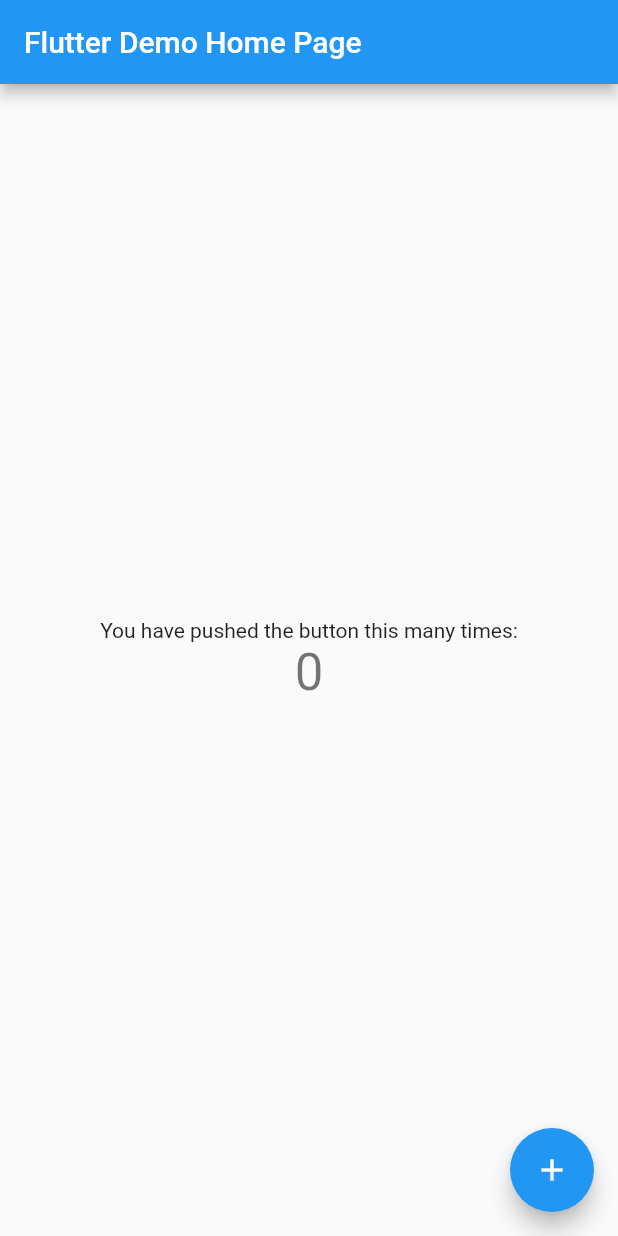
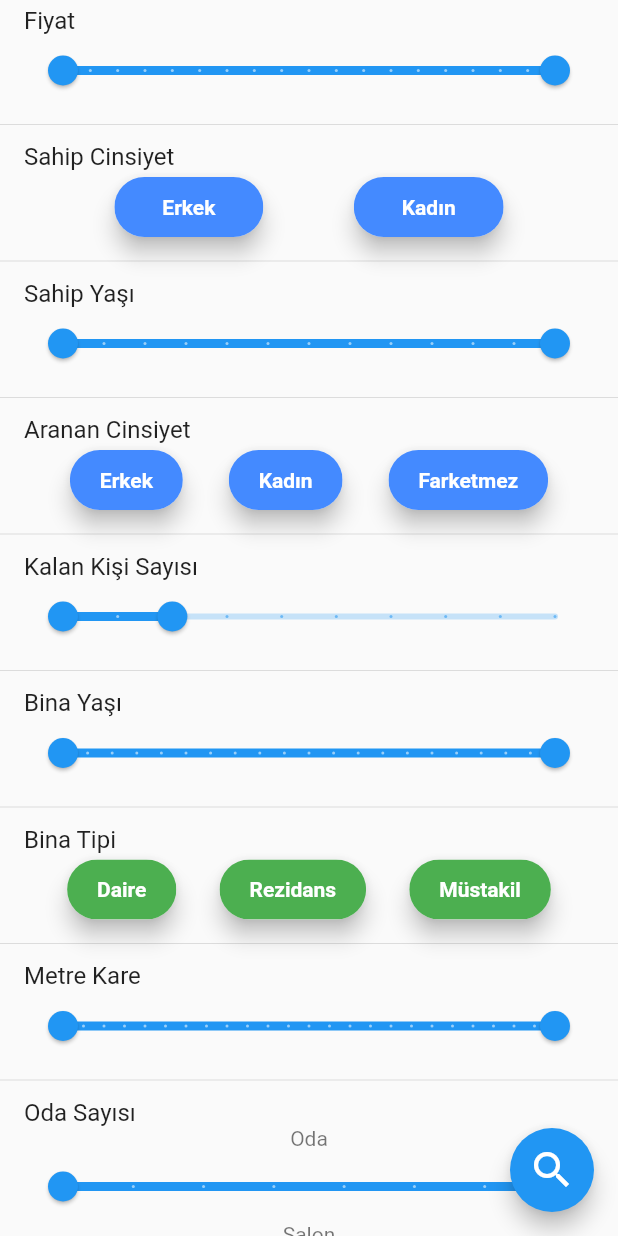
Before and after one commit to erdemsiyam/ev-arkadasi, a Flutter app: the screen it shows after launch, on a phone screen of 412 x 824 dp. Run offline on Flutter 3.47's test engine with Material 2 defaults, Android fonts, the phone set to English and light mode, and no system bars.

Commit message:
filter tasarım

```diff
--- /dev/null
+++ b/lib/filter/filter_page.dart
@@ -0,0 +1,436 @@
+import 'package:flutter/material.dart';
+
+class FilterPage extends StatefulWidget {
+  const FilterPage({Key? key}) : super(key: key);
+
+  @override
+  State<FilterPage> createState() => _FilterPageState();
+}
+
+class _FilterPageState extends State<FilterPage> {
+  RangeValues priceRangeValues = RangeValues(1000, 10000);
+  RangeValues ownerAgeValues = RangeValues(20, 80);
+  int ownerGender = 0; // 1: Male, 2: Famale
+  int lookingGender = 0; // 1: Male, 2: Famale, 3: Everyone
+  RangeValues personCountValues = RangeValues(1, 3);
+  RangeValues buildingAgeValues = RangeValues(0, 100);
+  bool buildingTypeFlat = true;
+  bool buildingTypeRezi = true;
+  bool buildingTypeHome = true;
+  RangeValues meterSquareValues = RangeValues(60, 300);
+  RangeValues roomCountValues = RangeValues(0, 6);
+  RangeValues hallCountValues = RangeValues(0, 3);
+  RangeValues bathroomCountValues = RangeValues(0, 3);
+
+  @override
+  Widget build(BuildContext context) {
+    return Scaffold(
+      body: SafeArea(
+        child: Column(
+          mainAxisAlignment: MainAxisAlignment.center,
+          mainAxisSize: MainAxisSize.max,
+          crossAxisAlignment: CrossAxisAlignment.center,
+          children: [
+            Expanded(
+              child: ListView(
+                children: [
+                  _price(),
+                  const Divider(),
+                  _ownerGender(),
+                  const Divider(),
+                  _ownerAge(),
+                  const Divider(),
+                  _lookingGender(),
+                  const Divider(),
+                  _personCount(),
+                  const Divider(),
+                  _buildingAge(),
+                  const Divider(),
+                  _buildingType(),
+                  const Divider(),
+                  _meterSquare(),
+                  const Divider(),
+                  _roomsCount(),
+                  const Divider(),
+                  const SizedBox(height: 100),
+                ],
+              ),
+            ),
+          ],
+        ),
+      ),
+      floatingActionButton: FloatingActionButton(
+        onPressed: () {},
+        tooltip: 'Increment',
+        child: const Icon(
+          Icons.search,
+          size: 32,
+        ),
+      ),
+    );
+  }
+
+  Widget _price() {
+    return ListTile(
+      title: const Text("Fiyat"),
+      subtitle: RangeSlider(
+        values: priceRangeValues,
+        min: 1000,
+        max: 10000,
+        divisions: 18,
+        labels: RangeLabels(
+          priceRangeValues.start.round().toString(),
+          priceRangeValues.end.round().toString(),
+        ),
+        onChanged: (values) {
+          setState(() {
+            priceRangeValues = values;
+          });
+        },
+      ),
+    );
+  }
+
+  Widget _ownerAge() {
+    return ListTile(
+      title: const Text("Sahip Yaşı"),
+      subtitle: RangeSlider(
+        values: ownerAgeValues,
+        min: 20,
+        max: 80,
+        divisions: 12,
+        labels: RangeLabels(
+          ownerAgeValues.start.round().toString(),
+          ownerAgeValues.end.round().toString(),
+        ),
+        onChanged: (values) {
+          setState(() {
+            ownerAgeValues = values;
+          });
+        },
+      ),
+    );
+  }
+
+  Widget _ownerGender() {
+    return ListTile(
+      title: const Text("Sahip Cinsiyet"),
+      subtitle: Row(
+        mainAxisAlignment: MainAxisAlignment.spaceEvenly,
+        children: [
+          InkWell(
+            child: Chip(
+              label: const Text(
+                "Erkek",
+                style: TextStyle(
+                  color: Colors.white,
+                  fontWeight: FontWeight.bold,
+                ),
+              ),
+              backgroundColor:
+                  (ownerGender == 1) ? Colors.green : Colors.blueAccent,
+              elevation: 6.0,
+              shadowColor: Colors.grey[60],
+              padding: const EdgeInsets.symmetric(vertical: 12, horizontal: 24),
+            ),
+            onTap: () {
+              setState(() {
+                ownerGender = 1;
+              });
+            },
+          ),
+          InkWell(
+            child: Chip(
+              label: const Text(
+                "Kadın",
+                style: TextStyle(
+                  color: Colors.white,
+                  fontWeight: FontWeight.bold,
+                ),
+              ),
+              backgroundColor:
+                  (ownerGender == 2) ? Colors.green : Colors.blueAccent,
+              elevation: 6.0,
+              shadowColor: Colors.grey[60],
+              padding: const EdgeInsets.symmetric(vertical: 12, horizontal: 24),
+            ),
+            onTap: () {
+              setState(() {
+                ownerGender = 2;
+              });
+            },
+          ),
+        ],
+      ),
+    );
+  }
+
+  Widget _lookingGender() {
+    return ListTile(
+      title: const Text("Aranan Cinsiyet"),
+      subtitle: Row(
+        mainAxisAlignment: MainAxisAlignment.spaceEvenly,
+        children: [
+          InkWell(
+            child: Chip(
+              label: const Text(
+                "Erkek",
+                style: TextStyle(
+                  color: Colors.white,
+                  fontWeight: FontWeight.bold,
+                ),
+              ),
+              backgroundColor:
+                  (lookingGender == 1) ? Colors.green : Colors.blueAccent,
+              elevation: 6.0,
+              shadowColor: Colors.grey[60],
+              padding: const EdgeInsets.symmetric(vertical: 12, horizontal: 12),
+            ),
+            onTap: () {
+              setState(() {
+                lookingGender = 1;
+              });
+            },
+          ),
+          InkWell(
+            child: Chip(
+              label: const Text(
+                "Kadın",
+                style: TextStyle(
+                  color: Colors.white,
+                  fontWeight: FontWeight.bold,
+                ),
+              ),
+              backgroundColor:
+                  (lookingGender == 2) ? Colors.green : Colors.blueAccent,
+              elevation: 6.0,
+              shadowColor: Colors.grey[60],
+              padding: const EdgeInsets.symmetric(vertical: 12, horizontal: 12),
+            ),
+            onTap: () {
+              setState(() {
+                lookingGender = 2;
+              });
+            },
+          ),
+          InkWell(
+            child: Chip(
+              label: const Text(
+                "Farketmez",
+                style: TextStyle(
+                  color: Colors.white,
+                  fontWeight: FontWeight.bold,
+                ),
+              ),
+              backgroundColor:
+                  (lookingGender == 3) ? Colors.green : Colors.blueAccent,
+              elevation: 6.0,
+              shadowColor: Colors.grey[60],
+              padding: const EdgeInsets.symmetric(vertical: 12, horizontal: 12),
+            ),
+            onTap: () {
+              setState(() {
+                lookingGender = 3;
+              });
+            },
+          ),
+        ],
+      ),
+    );
+  }
+
+  Widget _personCount() {
+    return ListTile(
+      title: const Text("Kalan Kişi Sayısı"),
+      subtitle: RangeSlider(
+        values: personCountValues,
+        min: 1,
+        max: 10,
+        divisions: 9,
+        labels: RangeLabels(
+          personCountValues.start.round().toString(),
+          personCountValues.end.round().toString(),
+        ),
+        onChanged: (values) {
+          setState(() {
+            personCountValues = values;
+          });
+        },
+      ),
+    );
+  }
+
+  Widget _buildingAge() {
+    return ListTile(
+      title: const Text("Bina Yaşı"),
+      subtitle: RangeSlider(
+        values: buildingAgeValues,
+        min: 0,
+        max: 100,
+        divisions: 20,
+        labels: RangeLabels(
+          buildingAgeValues.start.round().toString(),
+          buildingAgeValues.end.round().toString(),
+        ),
+        onChanged: (values) {
+          setState(() {
+            buildingAgeValues = values;
+          });
+        },
+      ),
+    );
+  }
+
+  Widget _buildingType() {
+    return ListTile(
+      title: const Text("Bina Tipi"),
+      subtitle: Row(
+        mainAxisAlignment: MainAxisAlignment.spaceEvenly,
+        children: [
+          InkWell(
+            child: Chip(
+              label: const Text(
+                "Daire",
+                style: TextStyle(
+                  color: Colors.white,
+                  fontWeight: FontWeight.bold,
+                ),
+              ),
+              backgroundColor:
+                  (buildingTypeFlat) ? Colors.green : Colors.blueAccent,
+              elevation: 6.0,
+              shadowColor: Colors.grey[60],
+              padding: const EdgeInsets.symmetric(vertical: 12, horizontal: 12),
+            ),
+            onTap: () {
+              setState(() {
+                buildingTypeFlat = !buildingTypeFlat;
+              });
+            },
+          ),
+          InkWell(
+            child: Chip(
+              label: const Text(
+                "Rezidans",
+                style: TextStyle(
+                  color: Colors.white,
+                  fontWeight: FontWeight.bold,
+                ),
+              ),
+              backgroundColor:
+                  (buildingTypeRezi) ? Colors.green : Colors.blueAccent,
+              elevation: 6.0,
+              shadowColor: Colors.grey[60],
+              padding: const EdgeInsets.symmetric(vertical: 12, horizontal: 12),
+            ),
+            onTap: () {
+              setState(() {
+                buildingTypeRezi = !buildingTypeRezi;
+              });
+            },
+          ),
+          InkWell(
+            child: Chip(
+              label: const Text(
+                "Müstakil",
+                style: TextStyle(
+                  color: Colors.white,
+                  fontWeight: FontWeight.bold,
+                ),
+              ),
+              backgroundColor:
+                  (buildingTypeHome) ? Colors.green : Colors.blueAccent,
+              elevation: 6.0,
+              shadowColor: Colors.grey[60],
+              padding: const EdgeInsets.symmetric(vertical: 12, horizontal: 12),
+            ),
+            onTap: () {
+              setState(() {
+                buildingTypeHome = !buildingTypeHome;
+              });
+            },
+          ),
+        ],
+      ),
+    );
+  }
+
+  Widget _meterSquare() {
+    return ListTile(
+      title: const Text("Metre Kare"),
+      subtitle: RangeSlider(
+        values: meterSquareValues,
+        min: 60,
+        max: 300,
+        divisions: 24,
+        labels: RangeLabels(
+          meterSquareValues.start.round().toString(),
+          meterSquareValues.end.round().toString(),
+        ),
+        onChanged: (values) {
+          setState(() {
+            meterSquareValues = values;
+          });
+        },
+      ),
+    );
+  }
+
+  Widget _roomsCount() {
+    return ListTile(
+      title: const Text("Oda Sayısı"),
+      subtitle: Column(
+        children: [
+          const Text('Oda'),
+          RangeSlider(
+            values: roomCountValues,
+            min: 0,
+            max: 6,
+            divisions: 7,
+            labels: RangeLabels(
+              roomCountValues.start.round().toString(),
+              roomCountValues.end.round().toString(),
+            ),
+            onChanged: (values) {
+              setState(() {
+                roomCountValues = values;
+              });
+            },
+          ),
+          const Text('Salon'),
+          RangeSlider(
+            values: hallCountValues,
+            min: 0,
+            max: 3,
+            divisions: 4,
+            labels: RangeLabels(
+              hallCountValues.start.round().toString(),
+              hallCountValues.end.round().toString(),
+            ),
+            onChanged: (values) {
+              setState(() {
+                hallCountValues = values;
+              });
+            },
+          ),
+          const Text('Banyo'),
+          RangeSlider(
+            values: bathroomCountValues,
+            min: 0,
+            max: 3,
+            divisions: 4,
+            labels: RangeLabels(
+              bathroomCountValues.start.round().toString(),
+              bathroomCountValues.end.round().toString(),
+            ),
+            onChanged: (values) {
+              setState(() {
+                bathroomCountValues = values;
+              });
+            },
+          ),
+        ],
+      ),
+    );
+  }
+}
--- /dev/null
+++ b/lib/home/home_page.dart
@@ -0,0 +1,36 @@
+import 'package:flutter/material.dart';
+
+class HomePage extends StatelessWidget {
+  const HomePage({Key? key}) : super(key: key);
+
+  @override
+  Widget build(BuildContext context) {
+    return Scaffold(
+      body: SafeArea(
+        child: Center(
+          child: Column(
+            mainAxisAlignment: MainAxisAlignment.center,
+            children: <Widget>[],
+          ),
+        ),
+      ),
+      floatingActionButton: Row(
+        mainAxisSize: MainAxisSize.max,
+        mainAxisAlignment: MainAxisAlignment.spaceAround,
+        crossAxisAlignment: CrossAxisAlignment.center,
+        children: [
+          FloatingActionButton(
+            onPressed: () {},
+            tooltip: 'Increment',
+            child: const Icon(Icons.sort),
+          ),
+          FloatingActionButton(
+            onPressed: () {},
+            tooltip: 'Increment',
+            child: const Icon(Icons.add),
+          ),
+        ],
+      ), // This trailing comma makes auto-formatting nicer for build methods.
+    );
+  }
+}
--- a/lib/main.dart
+++ b/lib/main.dart
@@ -1,3 +1,5 @@
+import 'package:ev_arkadasi/filter/filter_page.dart';
+import 'package:ev_arkadasi/home/home_page.dart';
 import 'package:flutter/material.dart';
 
 void main() {
@@ -11,105 +13,12 @@
   @override
   Widget build(BuildContext context) {
     return MaterialApp(
+      debugShowCheckedModeBanner: false,
       title: 'Flutter Demo',
       theme: ThemeData(
-        // This is the theme of your application.
-        //
-        // Try running your application with "flutter run". You'll see the
-        // application has a blue toolbar. Then, without quitting the app, try
-        // changing the primarySwatch below to Colors.green and then invoke
-        // "hot reload" (press "r" in the console where you ran "flutter run",
-        // or simply save your changes to "hot reload" in a Flutter IDE).
-        // Notice that the counter didn't reset back to zero; the application
-        // is not restarted.
         primarySwatch: Colors.blue,
       ),
-      home: const MyHomePage(title: 'Flutter Demo Home Page'),
+      home: const FilterPage(),
     );
   }
 }
-
-class MyHomePage extends StatefulWidget {
-  const MyHomePage({Key? key, required this.title}) : super(key: key);
-
-  // This widget is the home page of your application. It is stateful, meaning
-  // that it has a State object (defined below) that contains fields that affect
-  // how it looks.
-
-  // This class is the configuration for the state. It holds the values (in this
-  // case the title) provided by the parent (in this case the App widget) and
-  // used by the build method of the State. Fields in a Widget subclass are
-  // always marked "final".
-
-  final String title;
-
-  @override
-  State<MyHomePage> createState() => _MyHomePageState();
-}
-
-class _MyHomePageState extends State<MyHomePage> {
-  int _counter = 0;
-
-  void _incrementCounter() {
-    setState(() {
-      // This call to setState tells the Flutter framework that something has
-      // changed in this State, which causes it to rerun the build method below
-      // so that the display can reflect the updated values. If we changed
-      // _counter without calling setState(), then the build method would not be
-      // called again, and so nothing would appear to happen.
-      _counter++;
-    });
-  }
-
-  @override
-  Widget build(BuildContext context) {
-    // This method is rerun every time setState is called, for instance as done
-    // by the _incrementCounter method above.
-    //
-    // The Flutter framework has been optimized to make rerunning build methods
-    // fast, so that you can just rebuild anything that needs updating rather
-    // than having to individually change instances of widgets.
-    return Scaffold(
-      appBar: AppBar(
-        // Here we take the value from the MyHomePage object that was created by
-        // the App.build method, and use it to set our appbar title.
-        title: Text(widget.title),
-      ),
-      body: Center(
-        // Center is a layout widget. It takes a single child and positions it
-        // in the middle of the parent.
-        child: Column(
-          // Column is also a layout widget. It takes a list of children and
-          // arranges them vertically. By default, it sizes itself to fit its
-          // children horizontally, and tries to be as tall as its parent.
-          //
-          // Invoke "debug painting" (press "p" in the console, choose the
-          // "Toggle Debug Paint" action from the Flutter Inspector in Android
-          // Studio, or the "Toggle Debug Paint" command in Visual Studio Code)
-          // to see the wireframe for each widget.
-          //
-          // Column has various properties to control how it sizes itself and
-          // how it positions its children. Here we use mainAxisAlignment to
-          // center the children vertically; the main axis here is the vertical
-          // axis because Columns are vertical (the cross axis would be
-          // horizontal).
-          mainAxisAlignment: MainAxisAlignment.center,
-          children: <Widget>[
-            const Text(
-              'You have pushed the button this many times:',
-            ),
-            Text(
-              '$_counter',
-              style: Theme.of(context).textTheme.headline4,
-            ),
-          ],
-        ),
-      ),
-      floatingActionButton: FloatingActionButton(
-        onPressed: _incrementCounter,
-        tooltip: 'Increment',
-        child: const Icon(Icons.add),
-      ), // This trailing comma makes auto-formatting nicer for build methods.
-    );
-  }
-}
```
Also changed, not shown: bilgiler.txt (+10 -10 lines).
